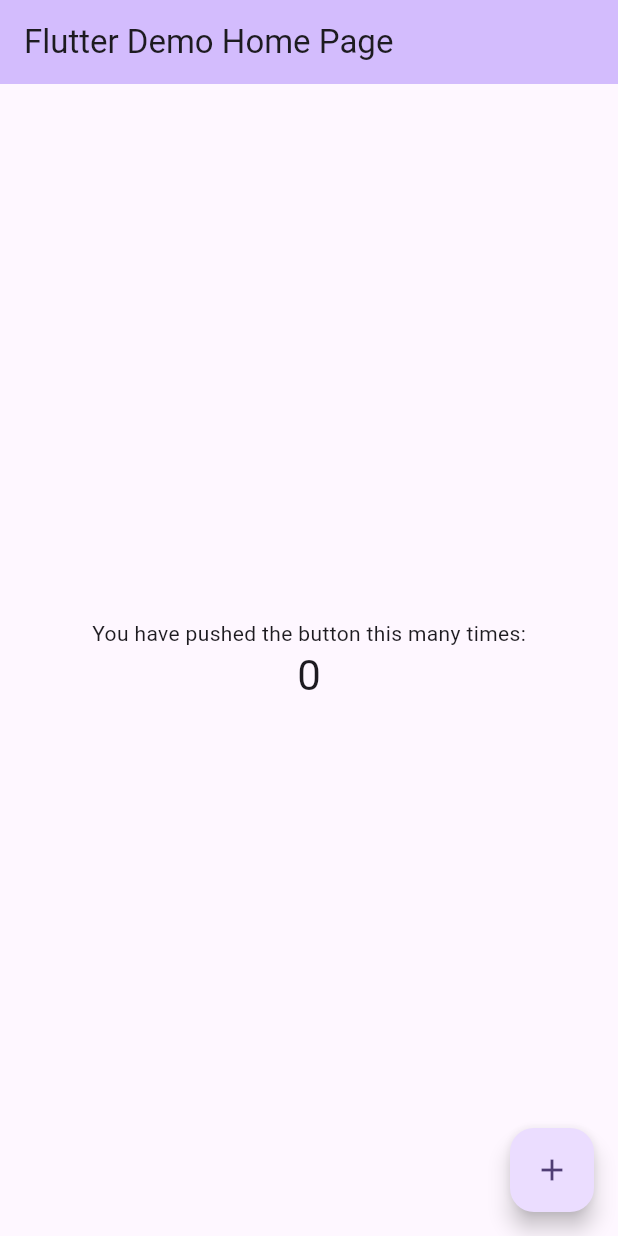
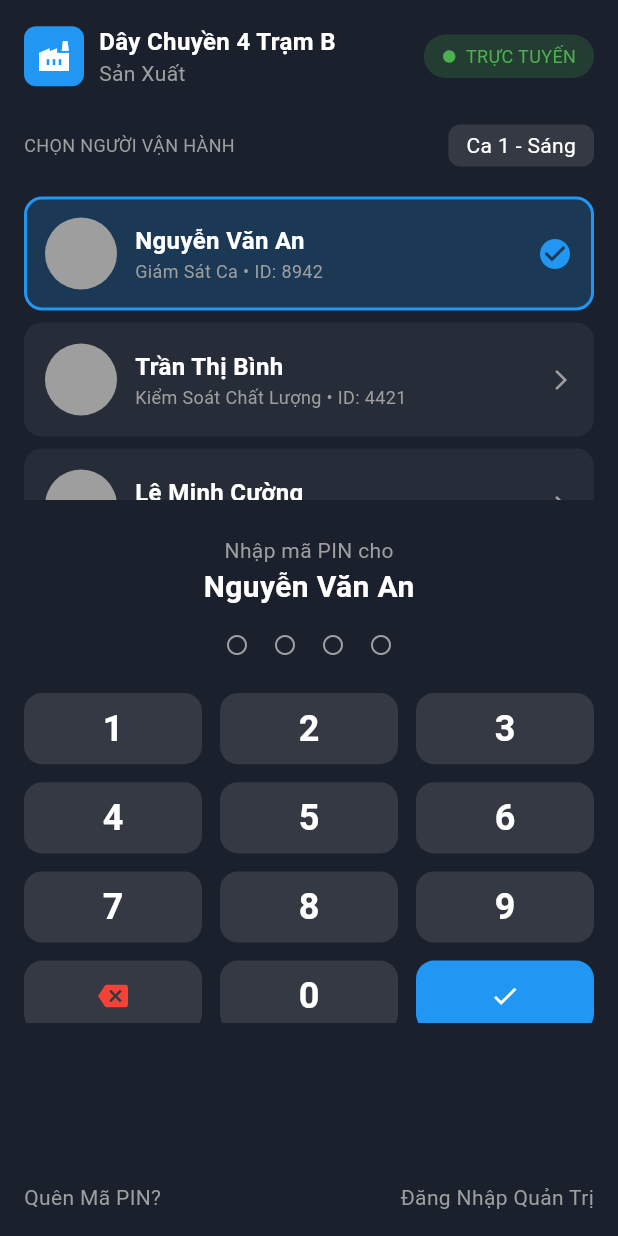
Before and after one commit to tin0206/PDA_App, a Flutter app: the screen it shows after launch, on a phone screen of 412 x 824 dp. Run offline on Flutter 3.47's test engine with Material 3 defaults, Android fonts, the phone set to English and light mode, and no system bars; our stand-ins replace device_preview, dotted_border.

Commit message:
Implement login screen

```diff
--- /dev/null
+++ b/my_pda/lib/login_screen.dart
@@ -0,0 +1,350 @@
+import 'package:flutter/material.dart';
+import 'package:dotted_border/dotted_border.dart';
+
+class LoginScreen extends StatefulWidget {
+  const LoginScreen({super.key});
+
+  @override
+  State<LoginScreen> createState() => _LoginScreenState();
+}
+
+class _LoginScreenState extends State<LoginScreen> {
+  String? selectedUser;
+  String pin = "";
+  final List<Map<String, String?>> users = [
+    {
+      'name': 'Nguyễn Văn An',
+      'role': 'Giám Sát Ca • ID: 8942',
+      'avatar': 'assets/avatar1.png',
+    },
+    {
+      'name': 'Trần Thị Bình',
+      'role': 'Kiểm Soát Chất Lượng • ID: 4421',
+      'avatar': 'assets/avatar2.png',
+    },
+    {
+      'name': 'Lê Minh Cường',
+      'role': 'Vận Hành Dây Chuyền • ID: 1190',
+      'avatar': 'assets/avatar3.png',
+    },
+  ];
+
+  @override
+  void initState() {
+    super.initState();
+    // Select the first user by default
+    if (users.isNotEmpty) {
+      selectedUser = users[0]['name'];
+    }
+  }
+
+  @override
+  Widget build(BuildContext context) {
+    return Scaffold(
+      body: SafeArea(
+        child: Padding(
+          padding: const EdgeInsets.all(16.0),
+          child: Column(
+            crossAxisAlignment: CrossAxisAlignment.stretch,
+            children: [
+              _buildHeader(),
+              const SizedBox(height: 24),
+              _buildUserSelection(),
+              const SizedBox(height: 24),
+              if (selectedUser != null) ...[
+                _buildPinEntry(),
+                const SizedBox(height: 24),
+                _buildNumpad(),
+              ],
+              const Spacer(),
+              _buildFooter(),
+            ],
+          ),
+        ),
+      ),
+    );
+  }
+
+  Widget _buildHeader() {
+    return Row(
+      children: [
+        Container(
+          padding: const EdgeInsets.all(8),
+          decoration: BoxDecoration(
+            color: Colors.blue,
+            borderRadius: BorderRadius.circular(8),
+          ),
+          child: const Icon(Icons.factory, color: Colors.white),
+        ),
+        const SizedBox(width: 10),
+        const Column(
+          crossAxisAlignment: CrossAxisAlignment.start,
+          children: [
+            Text(
+              'Dây Chuyền 4 Trạm B',
+              style: TextStyle(fontSize: 16, fontWeight: FontWeight.bold),
+            ),
+            Text('Sản Xuất', style: TextStyle(color: Colors.grey)),
+          ],
+        ),
+        const Spacer(),
+        Container(
+          padding: const EdgeInsets.symmetric(horizontal: 12, vertical: 6),
+          decoration: BoxDecoration(
+            color: Colors.green.withOpacity(0.2),
+            borderRadius: BorderRadius.circular(16),
+          ),
+          child: const Row(
+            children: [
+              Icon(Icons.circle, color: Colors.green, size: 10),
+              SizedBox(width: 6),
+              Text(
+                'TRỰC TUYẾN',
+                style: TextStyle(color: Colors.green, fontSize: 12),
+              ),
+            ],
+          ),
+        ),
+      ],
+    );
+  }
+
+  Widget _buildUserSelection() {
+    return SizedBox(
+      height: 250, // hoặc Expanded nếu bạn dùng flex
+      child: Column(
+        crossAxisAlignment: CrossAxisAlignment.start,
+        children: [
+          // ✅ Header (KHÔNG scroll)
+          Row(
+            mainAxisAlignment: MainAxisAlignment.spaceBetween,
+            children: [
+              const Text(
+                'CHỌN NGƯỜI VẬN HÀNH',
+                style: TextStyle(color: Colors.grey, fontSize: 12),
+              ),
+              Container(
+                padding: const EdgeInsets.symmetric(
+                  horizontal: 12,
+                  vertical: 4,
+                ),
+                decoration: BoxDecoration(
+                  color: Colors.grey.withOpacity(0.2),
+                  borderRadius: BorderRadius.circular(8),
+                ),
+                child: const Text(
+                  'Ca 1 - Sáng',
+                  style: TextStyle(color: Colors.white),
+                ),
+              ),
+            ],
+          ),
+
+          const SizedBox(height: 16),
+
+          // ✅ Chỉ phần này scroll
+          Expanded(
+            child: SingleChildScrollView(
+              child: Column(
+                children: [
+                  ...users.map((user) => _buildUserTile(user)),
+                  const SizedBox(height: 8),
+                  _buildGuestLogin(),
+                ],
+              ),
+            ),
+          ),
+        ],
+      ),
+    );
+  }
+
+  Widget _buildUserTile(Map<String, String?> user) {
+    final bool isSelected = selectedUser == (user['name'] ?? '');
+    return GestureDetector(
+      onTap: () {
+        setState(() {
+          selectedUser = user['name'];
+        });
+      },
+      child: Container(
+        margin: const EdgeInsets.symmetric(vertical: 4),
+        padding: const EdgeInsets.all(12),
+        decoration: BoxDecoration(
+          color: isSelected
+              ? Colors.blue.withOpacity(0.2)
+              : Colors.grey.withOpacity(0.1),
+          borderRadius: BorderRadius.circular(12),
+          border: Border.all(
+            color: isSelected ? Colors.blue : Colors.transparent,
+            width: 2,
+          ),
+        ),
+        child: Row(
+          children: [
+            const CircleAvatar(
+              // backgroundImage: AssetImage(user['avatar']!),
+              backgroundColor: Colors.grey,
+              radius: 24,
+            ),
+            const SizedBox(width: 12),
+            Column(
+              crossAxisAlignment: CrossAxisAlignment.start,
+              children: [
+                Text(
+                  user['name'] ?? '',
+                  style: const TextStyle(
+                    fontSize: 16,
+                    fontWeight: FontWeight.bold,
+                  ),
+                ),
+                Text(
+                  user['role'] ?? '',
+                  style: const TextStyle(color: Colors.grey, fontSize: 12),
+                ),
+              ],
+            ),
+            const Spacer(),
+            if (isSelected)
+              const Icon(Icons.check_circle, color: Colors.blue)
+            else
+              const Icon(Icons.arrow_forward_ios, color: Colors.grey, size: 16),
+          ],
+        ),
+      ),
+    );
+  }
+
+  Widget _buildGuestLogin() {
+    return DottedBorder(
+      options: RoundedRectDottedBorderOptions(
+        radius: const Radius.circular(12),
+        dashPattern: const [8, 3],
+        strokeWidth: 2,
+        strokeCap: StrokeCap.round,
+        color: Colors.grey.withOpacity(0.5),
+      ),
+      child: Container(
+        margin: const EdgeInsets.symmetric(vertical: 4),
+        padding: const EdgeInsets.all(16),
+        decoration: BoxDecoration(borderRadius: BorderRadius.circular(12)),
+        child: const Center(
+          child: Row(
+            mainAxisAlignment: MainAxisAlignment.center,
+            children: [
+              Icon(Icons.add_circle_rounded, color: Colors.grey, size: 20),
+              SizedBox(width: 8),
+              Text(
+                'Đăng Nhập Khách',
+                style: TextStyle(fontSize: 16, color: Colors.grey),
+              ),
+            ],
+          ),
+        ),
+      ),
+    );
+  }
+
+  Widget _buildPinEntry() {
+    return Column(
+      children: [
+        const Text('Nhập mã PIN cho', style: TextStyle(color: Colors.grey)),
+        Text(
+          selectedUser ??
+              'Người dùng', // Use ?? (fallback) instead of ! (force)
+          style: const TextStyle(fontSize: 20, fontWeight: FontWeight.bold),
+        ),
+        const SizedBox(height: 16),
+        Row(
+          mainAxisAlignment: MainAxisAlignment.center,
+          children: List.generate(4, (index) {
+            return Padding(
+              padding: const EdgeInsets.symmetric(horizontal: 8),
+              child: Icon(
+                index < pin.length ? Icons.circle : Icons.circle_outlined,
+                color: index < pin.length ? Colors.blue : Colors.grey,
+                size: 16,
+              ),
+            );
+          }),
+        ),
+      ],
+    );
+  }
+
+  Widget _buildNumpad() {
+    return SizedBox(
+      height: 220,
+      child: GridView.count(
+        crossAxisCount: 3,
+        mainAxisSpacing: 12,
+        crossAxisSpacing: 12,
+        childAspectRatio: 2.5,
+        physics: const NeverScrollableScrollPhysics(),
+        children: [
+          ...List.generate(9, (index) => _buildNumpadButton('${index + 1}')),
+          _buildNumpadButton('X', isIcon: true),
+          _buildNumpadButton('0'),
+          _buildNumpadButton('✓', isIcon: true, isConfirm: true),
+        ],
+      ),
+    );
+  }
+
+  Widget _buildNumpadButton(
+    String text, {
+    bool isIcon = false,
+    bool isConfirm = false,
+  }) {
+    return Material(
+      color: Colors.transparent,
+      child: InkWell(
+        borderRadius: BorderRadius.circular(12),
+        splashColor: Colors.blue.withOpacity(0.3),
+        highlightColor: Colors.blue.withOpacity(0.15),
+        onTap: () {
+          setState(() {
+            if (!isIcon && pin.length < 4) {
+              pin += text;
+            } else if (text == 'X' && pin.isNotEmpty) {
+              pin = pin.substring(0, pin.length - 1);
+            } else if (text == '✓') {
+              print("PIN entered: $pin");
+            }
+          });
+        },
+        child: Container(
+          decoration: BoxDecoration(
+            color: isConfirm ? Colors.blue : Colors.grey.withOpacity(0.2),
+            borderRadius: BorderRadius.circular(12),
+          ),
+          child: Center(
+            child: isIcon
+                ? Icon(
+                    text == 'X' ? Icons.backspace : Icons.check,
+                    color: text == 'X' ? Colors.red : Colors.white,
+                    size: 20,
+                  )
+                : Text(
+                    text,
+                    style: const TextStyle(
+                      fontSize: 24,
+                      fontWeight: FontWeight.bold,
+                    ),
+                  ),
+          ),
+        ),
+      ),
+    );
+  }
+
+  Widget _buildFooter() {
+    return const Row(
+      mainAxisAlignment: MainAxisAlignment.spaceBetween,
+      children: [
+        Text('Quên Mã PIN?', style: TextStyle(color: Colors.grey)),
+        Text('Đăng Nhập Quản Trị', style: TextStyle(color: Colors.grey)),
+      ],
+    );
+  }
+}
--- a/my_pda/lib/main.dart
+++ b/my_pda/lib/main.dart
@@ -1,5 +1,6 @@
 import 'package:flutter/material.dart';
 import 'package:device_preview/device_preview.dart';
+import 'login_screen.dart';
 
 void main() {
   runApp(DevicePreview(enabled: true, builder: (context) => const MyApp()));
@@ -12,112 +13,19 @@ class MyApp extends StatelessWidget {
   @override
   Widget build(BuildContext context) {
     return MaterialApp(
-      title: 'Flutter Demo',
+      locale: DevicePreview.locale(context),
+      builder: DevicePreview.appBuilder,
+      title: 'PDA App',
       theme: ThemeData(
-        // This is the theme of your application.
-        //
-        // TRY THIS: Try running your application with "flutter run". You'll see
-        // the application has a purple toolbar. Then, without quitting the app,
-        // try changing the seedColor in the colorScheme below to Colors.green
-        // and then invoke "hot reload" (save your changes or press the "hot
-        // reload" button in a Flutter-supported IDE, or press "r" if you used
-        // the command line to start the app).
-        //
-        // Notice that the counter didn't reset back to zero; the application
-        // state is not lost during the reload. To reset the state, use hot
-        // restart instead.
-        //
-        // This works for code too, not just values: Most code changes can be
-        // tested with just a hot reload.
-        colorScheme: .fromSeed(seedColor: Colors.deepPurple),
+        primarySwatch: Colors.blue,
+        visualDensity: VisualDensity.adaptivePlatformDensity,
+        scaffoldBackgroundColor: const Color(0xFF1A202C),
+        textTheme: const TextTheme(
+          bodyLarge: TextStyle(color: Colors.white),
+          bodyMedium: TextStyle(color: Colors.white),
+        ),
       ),
-      home: const MyHomePage(title: 'Flutter Demo Home Page'),
+      home: const LoginScreen(),
     );
   }
 }
-
-class MyHomePage extends StatefulWidget {
-  const MyHomePage({super.key, required this.title});
-
-  // This widget is the home page of your application. It is stateful, meaning
-  // that it has a State object (defined below) that contains fields that affect
-  // how it looks.
-
-  // This class is the configuration for the state. It holds the values (in this
-  // case the title) provided by the parent (in this case the App widget) and
-  // used by the build method of the State. Fields in a Widget subclass are
-  // always marked "final".
-
-  final String title;
-
-  @override
-  State<MyHomePage> createState() => _MyHomePageState();
-}
-
-class _MyHomePageState extends State<MyHomePage> {
-  int _counter = 0;
-
-  void _incrementCounter() {
-    setState(() {
-      // This call to setState tells the Flutter framework that something has
-      // changed in this State, which causes it to rerun the build method below
-      // so that the display can reflect the updated values. If we changed
-      // _counter without calling setState(), then the build method would not be
-      // called again, and so nothing would appear to happen.
-      _counter++;
-    });
-  }
-
-  @override
-  Widget build(BuildContext context) {
-    // This method is rerun every time setState is called, for instance as done
-    // by the _incrementCounter method above.
-    //
-    // The Flutter framework has been optimized to make rerunning build methods
-    // fast, so that you can just rebuild anything that needs updating rather
-    // than having to individually change instances of widgets.
-    return Scaffold(
-      appBar: AppBar(
-        // TRY THIS: Try changing the color here to a specific color (to
-        // Colors.amber, perhaps?) and trigger a hot reload to see the AppBar
-        // change color while the other colors stay the same.
-        backgroundColor: Theme.of(context).colorScheme.inversePrimary,
-        // Here we take the value from the MyHomePage object that was created by
-        // the App.build method, and use it to set our appbar title.
-        title: Text(widget.title),
-      ),
-      body: Center(
-        // Center is a layout widget. It takes a single child and positions it
-        // in the middle of the parent.
-        child: Column(
-          // Column is also a layout widget. It takes a list of children and
-          // arranges them vertically. By default, it sizes itself to fit its
-          // children horizontally, and tries to be as tall as its parent.
-          //
-          // Column has various properties to control how it sizes itself and
-          // how it positions its children. Here we use mainAxisAlignment to
-          // center the children vertically; the main axis here is the vertical
-          // axis because Columns are vertical (the cross axis would be
-          // horizontal).
-          //
-          // TRY THIS: Invoke "debug painting" (choose the "Toggle Debug Paint"
-          // action in the IDE, or press "p" in the console), to see the
-          // wireframe for each widget.
-          mainAxisAlignment: .center,
-          children: [
-            const Text('You have pushed the button this many times:'),
-            Text(
-              '$_counter',
-              style: Theme.of(context).textTheme.headlineMedium,
-            ),
-          ],
-        ),
-      ),
-      floatingActionButton: FloatingActionButton(
-        onPressed: _incrementCounter,
-        tooltip: 'Increment',
-        child: const Icon(Icons.add),
-      ),
-    );
-  }
-}
--- a/my_pda/pubspec.yaml
+++ b/my_pda/pubspec.yaml
@@ -35,6 +35,7 @@ dependencies:
   # Use with the CupertinoIcons class for iOS style icons.
   cupertino_icons: ^1.0.8
   device_preview: ^1.3.1
+  dotted_border: ^3.1.0
 
 dev_dependencies:
   flutter_test:
```
Also changed, not shown: my_pda/pubspec.lock.
